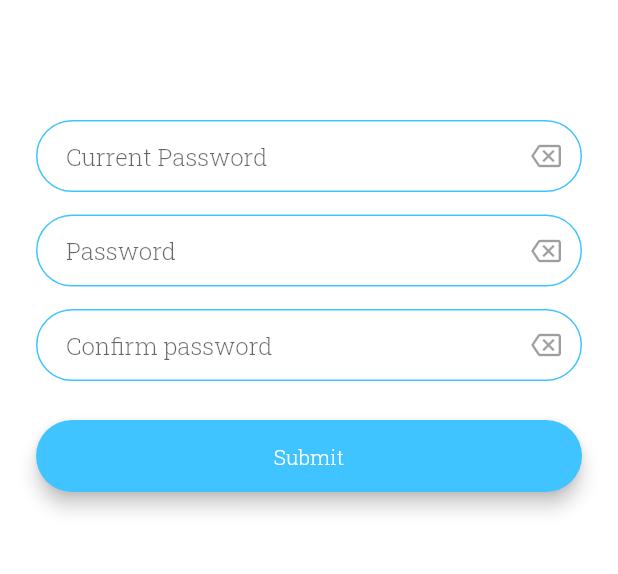
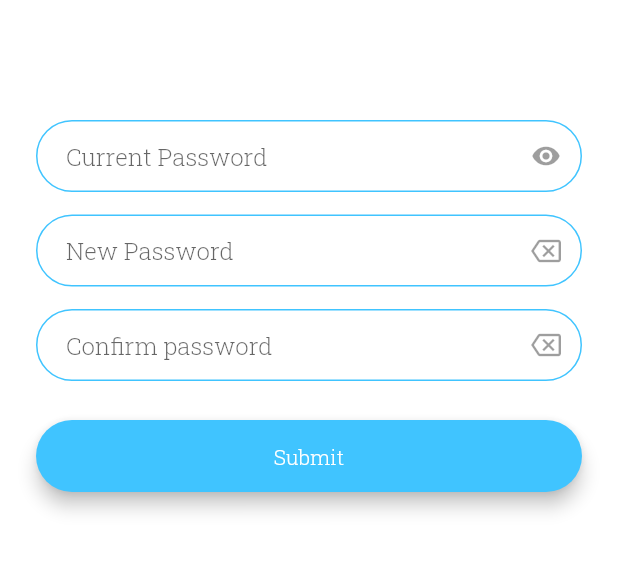
Before and after one commit to Dileepa97/TCS-mobileapp, a Flutter app: the ChangePasswordScreen screen opened directly, on a phone screen of 412 x 824 dp, the part 420-994 px from its top. Run offline on Flutter 3.47's test engine with Material 2 defaults, Android fonts, the phone set to English and light mode, and no system bars; our stand-ins replace charts_flutter, dio, email_validator, file_picker, flutter_datetime_picker, flutter_dotenv and 9 more; missing offline and left inert: enum_to_string, flutter_password_strength, quartet, smart_select; accounts and stored records are empty; generated files the repository leaves out were written again.

Commit message:
added better form control

```diff
--- a/lib/view/auth/change_password_screen.dart
+++ b/lib/view/auth/change_password_screen.dart
@@ -24,6 +24,9 @@ class _ChangePasswordScreenState extends State<ChangePasswordScreen> {
   Color _oldPasswordInitColor = Colors.lightBlueAccent;
   Color _passwordInitColor = Colors.lightBlueAccent;
   Color _confirmPasswordInitColor = Colors.lightBlueAccent;
+
+  bool passwordInvisible = true;
+  IconData visibilityIcon = Icons.visibility;
 
   @override
   Widget build(BuildContext context) {
@@ -65,7 +68,24 @@ class _ChangePasswordScreenState extends State<ChangePasswordScreen> {
                   },
                   decoration:
                       inputDeco(_oldPasswordInitColor, _oldPasswordController)
-                          .copyWith(hintText: 'Current Password'),
+                          .copyWith(
+                    hintText: 'Current Password',
+                    suffixIcon: IconButton(
+                      onPressed: () {
+                        setState(() {
+                          passwordInvisible = !passwordInvisible;
+                          visibilityIcon = visibilityIcon == Icons.visibility
+                              ? Icons.visibility_off
+                              : Icons.visibility;
+                        });
+                      },
+                      icon: Icon(
+                        visibilityIcon,
+                        color: Colors.black38,
+                        size: 20,
+                      ),
+                    ),
+                  ),
                 ),
                 SizedBox(
                   height: spaceBetweenFields,
@@ -84,7 +104,9 @@ class _ChangePasswordScreenState extends State<ChangePasswordScreen> {
                     });
                   },
                   decoration: inputDeco(_passwordInitColor, _passwordController)
-                      .copyWith(hintText: 'Password'),
+                      .copyWith(
+                    hintText: 'New Password',
+                  ),
                 ),
                 SizedBox(
                   height: spaceBetweenFields,
--- a/lib/view/constants.dart
+++ b/lib/view/constants.dart
@@ -32,8 +32,8 @@ inputDecoForEdit(Color color, TextEditingController controller, String hintText,
     suffixIcon: IconButton(
       onPressed: controller.clear,
       icon: Icon(
-        Icons.close,
-        color: Colors.red,
+        Icons.backspace_outlined,
+        color: Colors.black38,
         size: 20,
       ),
     ),
```
